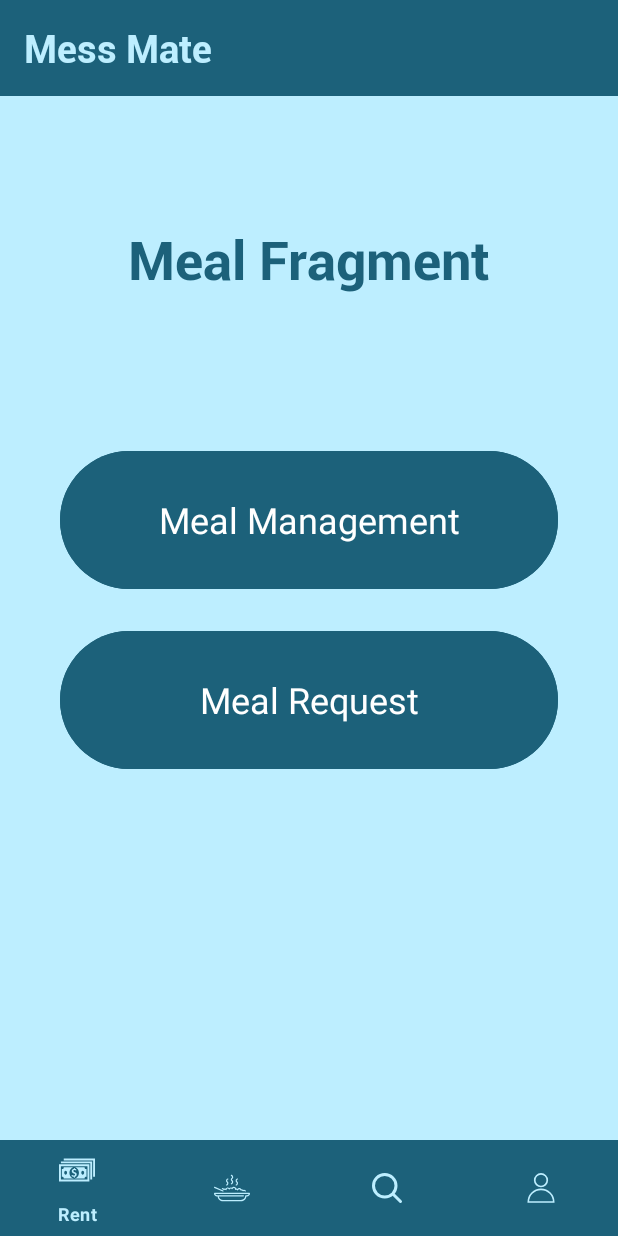
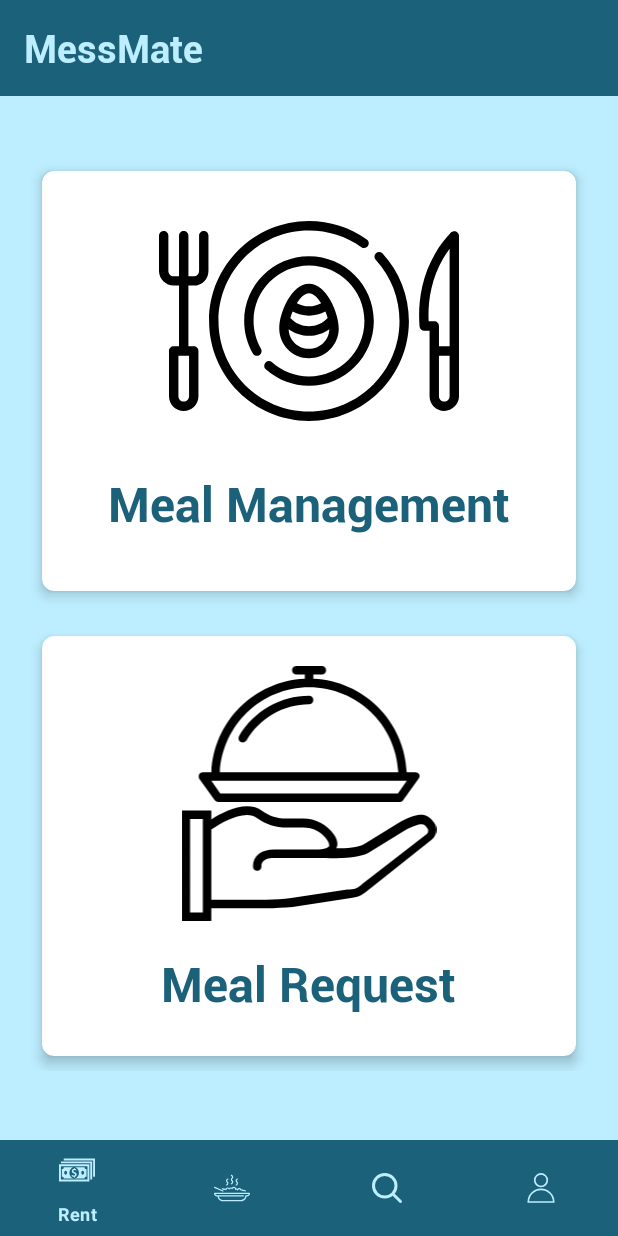
Before and after one commit to farhan-hasan/MessMate, an Android app: the fragment MealFragment placed in its activity, on a phone screen of 412 x 824 dp. Run offline under Robolectric (Android 15) with nearby library versions, the light colour scheme and no system bars.

Commit message:
Added Meal Fragment design, and tweaked other screens designs

```diff
--- a/app/src/main/java/com/example/messmate/fragments/MealFragment.java
+++ b/app/src/main/java/com/example/messmate/fragments/MealFragment.java
@@ -23,6 +23,8 @@ import com.example.messmate.screens.RegisterActivity;
  */
 public class MealFragment extends Fragment {
 
+    Button mealRequestButton;
+
     public MealFragment() {
         // Required empty public constructor
     }
@@ -32,12 +34,20 @@ public class MealFragment extends Fragment {
                              Bundle savedInstanceState) {
         // Inflate the layout for this fragment
 
+//        View view = inflater.inflate(R.layout.fragment_meal, container, false);
+//
+//        mealRequestButton = view.findViewById(R.id.mealRequestButton);
+//        mealRequestButton.setOnClickListener(new View.OnClickListener() {
+//            @Override
+//            public void onClick(View v) {
+//                Intent intent = new Intent(getContext(), MealRequestActivity.class);
+//                startActivity(intent);
+//            }
+//        });
 
 
         return inflater.inflate(R.layout.fragment_meal, container, false);
 
 
-
-
     }
 }
--- /dev/null
+++ b/app/src/main/res/drawable/mealmanagementsvg.xml
@@ -0,0 +1,8 @@
+<vector android:height="200dp" android:viewportHeight="512"
+    android:viewportWidth="512" android:width="200dp" xmlns:android="http://schemas.android.com/apk/res/android">
+    <path android:fillColor="#000000" android:pathData="M381.62,140.74c-2.99,-3.26 -8.07,-3.48 -11.33,-0.48c-3.26,2.99 -3.48,8.07 -0.48,11.33c26.21,28.55 40.65,65.64 40.65,104.42c0,85.17 -69.29,154.46 -154.46,154.46S101.54,341.17 101.54,256S170.83,101.54 256,101.54c32.28,0 63.21,9.85 89.42,28.5c3.61,2.57 8.61,1.72 11.18,-1.89c2.57,-3.61 1.72,-8.61 -1.89,-11.18C325.77,96.39 291.63,85.51 256,85.51c-94.01,0 -170.49,76.48 -170.49,170.49S161.99,426.49 256,426.49S426.49,350.01 426.49,256C426.49,213.19 410.55,172.25 381.62,140.74z"/>
+    <path android:fillColor="#000000" android:pathData="M256,145.37c-61,0 -110.63,49.63 -110.63,110.63c0,19.45 5.12,38.58 14.81,55.33c2.22,3.83 7.12,5.14 10.95,2.92c3.83,-2.22 5.14,-7.12 2.92,-10.95c-8.28,-14.31 -12.65,-30.66 -12.65,-47.3c0,-52.16 42.44,-94.6 94.6,-94.6s94.6,42.44 94.6,94.6S308.16,350.6 256,350.6c-23.32,0 -45.71,-8.55 -63.07,-24.09c-3.3,-2.96 -8.37,-2.67 -11.32,0.63c-2.95,3.3 -2.67,8.37 0.63,11.32c20.3,18.17 46.49,28.17 73.76,28.17c61,0 110.63,-49.63 110.63,-110.63S317,145.37 256,145.37z"/>
+    <path android:fillColor="#000000" android:pathData="M76.43,102.61c-4.43,0 -8.02,3.59 -8.02,8.02v59.86c0,5.01 -4.08,9.09 -9.09,9.09h-9.09V110.63c0,-4.43 -3.59,-8.02 -8.02,-8.02c-4.43,0 -8.02,3.59 -8.02,8.02v68.94h-9.09c-5.01,0 -9.09,-4.08 -9.09,-9.09V110.63c0,-4.43 -3.59,-8.02 -8.02,-8.02c-4.43,0 -8.02,3.59 -8.02,8.02v59.86c0,13.85 11.27,25.12 25.12,25.12h9.09V299.29h-9.09c-4.43,0 -8.02,3.59 -8.02,8.02v76.96c0,13.85 11.27,25.12 25.12,25.12c13.85,0 25.12,-11.27 25.12,-25.12v-76.96c0,-4.43 -3.59,-8.02 -8.02,-8.02h-9.09V195.61h9.09c13.85,0 25.12,-11.27 25.12,-25.12V110.63C84.44,106.2 80.85,102.61 76.43,102.61zM51.31,315.32v68.94c0,5.01 -4.08,9.09 -9.09,9.09c-5.01,0 -9.09,-4.08 -9.09,-9.09v-68.94H51.31z"/>
+    <path android:fillColor="#000000" android:pathData="M506.94,103.18c-3.05,-1.21 -6.54,-0.44 -8.79,1.95c-10.28,10.9 -19.28,22.9 -26.74,35.66c-26.72,45.69 -29.28,92.87 -26.72,124.41c0.34,4.16 3.82,7.37 7.99,7.37h9.09v111.7c0,13.85 11.27,25.12 25.12,25.12c13.85,0 25.12,-11.27 25.12,-25.12V110.63C512,107.35 510,104.39 506.94,103.18zM469.78,256.53h-9.59c-1.37,-28.93 2.43,-68.97 25.06,-107.65c3.26,-5.57 6.84,-10.99 10.72,-16.22V299.29h-18.17v-34.74C477.79,260.12 474.21,256.53 469.78,256.53zM495.97,384.27c0,5.01 -4.08,9.09 -9.09,9.09c-5.01,0 -9.09,-4.08 -9.09,-9.09v-68.94h18.17V384.27z"/>
+    <path android:fillColor="#000000" android:pathData="M256,192.4c-29.83,0 -50.77,49.58 -50.77,76.43c0,28 22.78,50.77 50.77,50.77s50.77,-22.78 50.77,-50.77C306.77,241.98 285.83,192.4 256,192.4zM256,208.43c7.24,0 14.65,7.23 20.76,17.14c-6.33,3.48 -13.39,5.3 -20.76,5.3s-14.44,-1.82 -20.76,-5.3C241.35,215.66 248.76,208.43 256,208.43zM228.02,239.91c8.55,4.6 18.06,7 27.98,7s19.43,-2.4 27.98,-7c1.51,3.7 2.82,7.47 3.87,11.17c-8.19,8.94 -19.6,14.01 -31.85,14.01s-23.66,-5.07 -31.85,-14.01C225.2,247.38 226.51,243.61 228.02,239.91zM256,303.57c-18.79,0 -34.13,-14.99 -34.71,-33.64c9.97,7.23 22.01,11.19 34.71,11.19c12.7,0 24.74,-3.96 34.71,-11.19C290.13,288.58 274.79,303.57 256,303.57z"/>
+</vector>
--- /dev/null
+++ b/app/src/main/res/drawable/mealrequestsvg.xml
@@ -0,0 +1,6 @@
+<vector android:height="170dp" android:viewportHeight="512"
+    android:viewportWidth="512" android:width="170dp" xmlns:android="http://schemas.android.com/apk/res/android">
+    <path android:fillColor="#000000" android:pathData="M507.05,314.03c-15.36,-20.48 -30.72,-20.48 -68.27,-0.85L365.4,358.4c-10.24,5.97 -33.28,7.68 -54.61,7.68c4.27,-7.68 2.56,-17.07 -5.12,-28.16c-13.65,-19.63 -36.69,-31.57 -61.44,-31.57h-33.28c-17.92,0 -34.99,-5.12 -48.64,-15.36c-30.79,-23.09 -78.94,2.04 -102.4,17.02v-17.88L0.17,290.13L0.17,512h59.73v-25.6L170.84,486.4c17.07,0 34.99,-1.71 52.05,-2.56l110.93,-17.07c4.27,0 8.53,-0.85 11.95,-1.71c10.24,-1.71 19.63,-6.83 28.16,-14.51l128.85,-102.4C513.03,339.63 514.73,324.27 507.05,314.03zM42.84,494.93h-25.6L17.24,307.2h25.6L42.84,320v166.4L42.84,494.93zM492.55,337.07L362.84,437.76l-0.85,0.85c-5.97,5.12 -11.95,8.53 -18.77,9.39h-0.85c-3.41,0.85 -5.97,0.85 -9.39,0.85l-112.64,17.07c-16.21,2.56 -33.28,3.41 -49.49,3.41L59.91,469.33v-140.8c20.48,-14.51 68.27,-41.81 92.16,-23.04c16.21,11.95 37.55,18.77 58.88,18.77h33.28c19.63,0 37.55,8.53 48.64,25.6c3.41,5.12 4.27,10.24 3.41,11.95c-2.56,4.27 -12.8,5.97 -23.89,6.83c-1.15,0 -2.3,0 -3.41,0c-2.2,0 -4.28,0 -5.97,0h-76.8c-26.45,0 -42.67,12.8 -42.67,34.13c0,5.12 3.41,8.53 8.53,8.53c5.12,0 8.53,-3.41 8.53,-8.53c0,-4.27 0,-17.07 25.6,-17.07h75.95c1.77,0 3.96,0 6.83,0c1.28,0 2.68,0 4.27,0c0.85,0 2.56,0 4.27,0c40.11,0.85 77.65,0 97.28,-10.24l73.39,-45.23c35.84,-17.92 39.25,-13.65 46.08,-3.41C495.96,329.39 495.96,334.51 492.55,337.07z"/>
+    <path android:fillColor="#000000" android:pathData="M66.73,269.65c1.71,1.71 4.27,3.41 6.83,3.41h365.23c3.41,0 5.97,-1.71 6.83,-4.27l30.72,-42.67c1.71,-2.56 2.56,-5.97 0.85,-8.53s-4.27,-4.27 -7.68,-4.27h-17.26c-4.35,-101.58 -85.95,-183.19 -187.54,-187.54v-8.73h17.07c5.12,0 8.53,-3.41 8.53,-8.53S286.89,0 281.77,0h-51.2c-5.12,0 -8.53,3.41 -8.53,8.53s3.41,8.53 8.53,8.53h17.07v8.73c-101.58,4.35 -183.19,85.95 -187.54,187.54L42.84,213.33c-3.41,0 -6.83,2.56 -7.68,5.12s-0.85,5.97 0.85,8.53L66.73,269.65zM256.17,42.67c96.43,0 174.93,75.95 179.2,170.67h-358.4C82.09,118.61 160.6,42.67 256.17,42.67zM68.44,230.4h375.47h8.53L434.52,256L77.83,256l-17.92,-25.6L68.44,230.4z"/>
+    <path android:fillColor="#000000" android:pathData="M256.17,59.73c-57.17,0 -110.93,30.72 -140.8,81.07c-1.71,4.27 -0.85,9.39 3.41,11.95c1.71,0.85 2.56,0.85 4.27,0.85c3.41,0 5.97,-1.71 7.68,-4.27c25.6,-44.37 74.24,-72.53 125.44,-72.53c5.12,0 8.53,-3.41 8.53,-8.53S261.29,59.73 256.17,59.73z"/>
+</vector>
--- a/app/src/main/res/layout/activity_home.xml
+++ b/app/src/main/res/layout/activity_home.xml
@@ -16,7 +16,7 @@
         android:elevation="4dp"
         android:popupTheme="@style/ThemeOverlay.AppCompat"
         android:theme="@style/ThemeOverlay.AppCompat"
-        app:title="Mess Mate"
+        app:title="MessMate"
         app:titleTextAppearance="@style/CustomToolbarTitle"
         app:titleTextColor="@color/bg_color" />
 
--- a/app/src/main/res/layout/fragment_meal.xml
+++ b/app/src/main/res/layout/fragment_meal.xml
@@ -1,9 +1,7 @@
 <?xml version="1.0" encoding="utf-8"?>
 <FrameLayout xmlns:android="http://schemas.android.com/apk/res/android"
+    xmlns:card_view="http://schemas.android.com/apk/res-auto"
     xmlns:tools="http://schemas.android.com/tools"
-    android:padding="20dp"
-    android:layout_marginTop="?attr/actionBarSize"
-    android:layout_marginBottom="?attr/actionBarSize"
     android:layout_width="match_parent"
     android:layout_height="match_parent"
     tools:context=".fragments.RentFragment">
@@ -11,41 +9,83 @@
     <LinearLayout
         android:layout_width="match_parent"
         android:layout_height="wrap_content"
+        android:layout_marginTop="30dp"
         android:orientation="vertical">
 
+        <androidx.cardview.widget.CardView
+            android:id="@+id/mealManagementCard"
+            android:layout_gravity="center"
+            android:layout_width="match_parent"
+            android:layout_height="300dp"
+            android:layout_marginTop="10dp"
+            card_view:cardUseCompatPadding="true"
+            card_view:cardCornerRadius="8dp"
+            card_view:cardElevation="5dp">
 
-        <TextView
-            android:id="@+id/textView2"
+            <LinearLayout
+                android:layout_width="match_parent"
+                android:layout_height="wrap_content"
+                android:orientation="vertical"
+                >
+
+
+                <ImageView
+                    android:id="@+id/imageView2"
+                    android:layout_width="match_parent"
+                    android:layout_height="wrap_content"
+                    android:src="@drawable/mealmanagementsvg" />
+
+                <TextView
+                    android:layout_width="wrap_content"
+                    android:layout_height="wrap_content"
+                    android:text="Meal Management"
+                    android:textSize="32dp"
+                    android:fontFamily="@font/roboto_bold"
+                    android:textColor="@color/primary_color"
+                    android:layout_gravity="center"
+                    />
+
+            </LinearLayout>
+
+        </androidx.cardview.widget.CardView>
+
+        <androidx.cardview.widget.CardView
+            android:id="@+id/mealRequestCard"
+            android:layout_gravity="center"
             android:layout_width="match_parent"
-            android:layout_height="wrap_content"
-            android:fontFamily="@font/roboto_bold"
-            android:gravity="center"
-            android:text="Meal Fragment"
-            android:textColor="@color/primary_color"
-            android:textSize="36dp" />
+            android:layout_height="300dp"
+            android:layout_marginTop="10dp"
+            card_view:cardUseCompatPadding="true"
+            card_view:cardCornerRadius="8dp"
+            card_view:cardElevation="5dp">
 
-        <Button
-            style="?android:attr/absListViewStyle"
-            android:id="@+id/mealManagementButton"
-            android:layout_marginTop="100dp"
-            android:textSize="24dp"
-            android:layout_gravity="center"
-            android:backgroundTint="@color/primary_color"
-            android:layout_width="match_parent"
-            android:layout_height="100dp"
-            android:text="Meal Management" />
+            <LinearLayout
+                android:layout_width="match_parent"
+                android:layout_height="wrap_content"
+                android:orientation="vertical"
+                >
 
-        <Button
-            style="?android:attr/absListViewStyle"
-            android:id="@+id/mealRequestButton"
-            android:layout_marginTop="20dp"
-            android:textSize="24dp"
-            android:layout_gravity="center"
-            android:backgroundTint="@color/primary_color"
-            android:layout_width="match_parent"
-            android:layout_height="100dp"
-            android:text="Meal Request" />
 
+                <ImageView
+                    android:layout_marginTop="20dp"
+                    android:layout_marginBottom="20dp"
+                    android:layout_width="match_parent"
+                    android:layout_height="wrap_content"
+                    android:src="@drawable/mealrequestsvg" />
+
+                <TextView
+                    android:layout_width="wrap_content"
+                    android:layout_height="wrap_content"
+                    android:text="Meal Request"
+                    android:textSize="32dp"
+                    android:fontFamily="@font/roboto_bold"
+                    android:textColor="@color/primary_color"
+                    android:layout_gravity="center"
+                    />
+
+            </LinearLayout>
+
+        </androidx.cardview.widget.CardView>
 
 
     </LinearLayout>
--- a/app/src/main/res/values/styles.xml
+++ b/app/src/main/res/values/styles.xml
@@ -4,6 +4,10 @@
         <item name="android:textColor">@color/bg_color</item>
         <item name="android:textSize">25sp</item>
         <item name="android:fontFamily">@font/roboto_bold</item> <!-- Requires a custom font in res/font directory -->
+    </style>
+
+    <style name="CustomToolbarTheme" parent="ThemeOverlay.AppCompat.ActionBar">
+        <item name="colorControlNormal">#FFFFFF</item> <!-- White color for the back button -->
     </style>
 
     <style name="CustomBottomNavigation" parent="Widget.MaterialComponents.BottomNavigationView.Colored">
```
Also changed, not shown: app/src/main/java/com/example/messmate/screens/MealRequestActivity.java (+24 -0 lines), app/src/main/res/layout/activity_meal_request.xml (+5 -3 lines), app/src/main/res/layout/fragment_profile.xml (+6 -10 lines), app/src/main/res/layout/fragment_rent.xml (+26 -5 lines).
